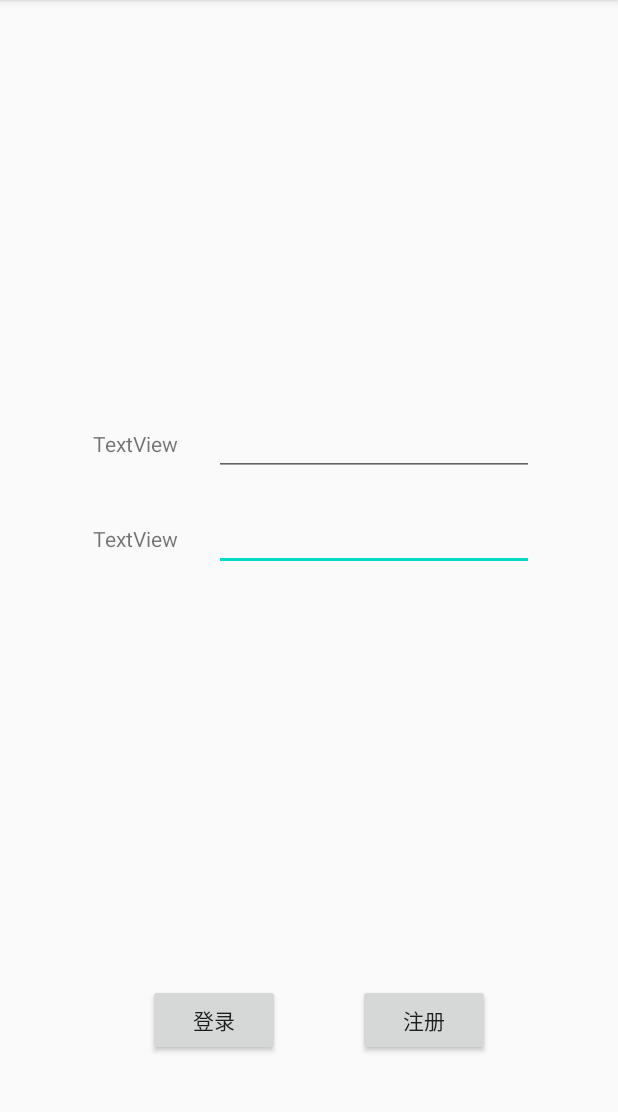
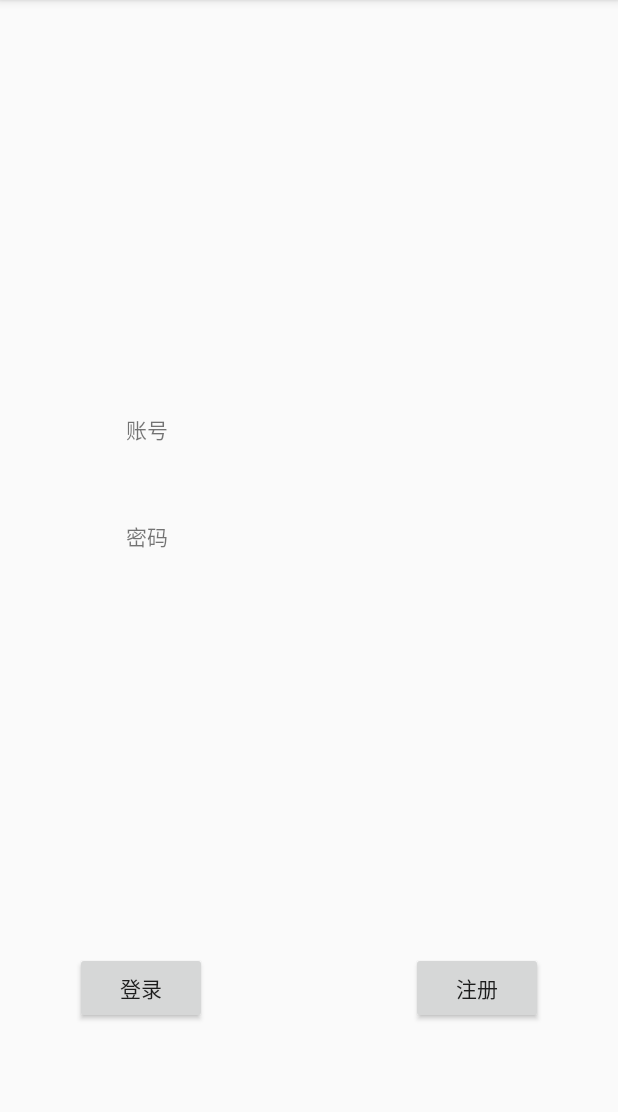
Before and after one commit to linxueni/lxn, an Android app: the screen it shows after launch (MainActivity), on a phone screen of 412 x 824 dp, the part 84-1196 px from its top. Run offline under Robolectric (Android 15) with nearby library versions, the phone set to English and light mode, and no system bars.

Commit message:
relativeLayout

```diff
--- a/app/src/main/res/layout/activity_main.xml
+++ b/app/src/main/res/layout/activity_main.xml
@@ -1,5 +1,5 @@
 <?xml version="1.0" encoding="utf-8"?>
-<androidx.constraintlayout.widget.ConstraintLayout xmlns:android="http://schemas.android.com/apk/res/android"
+<RelativeLayout xmlns:android="http://schemas.android.com/apk/res/android"
     xmlns:app="http://schemas.android.com/apk/res-auto"
     xmlns:tools="http://schemas.android.com/tools"
     android:layout_width="match_parent"
@@ -10,79 +10,63 @@
         android:id="@+id/button"
         android:layout_width="wrap_content"
         android:layout_height="wrap_content"
-        android:layout_marginEnd="20dp"
-        android:layout_marginRight="20dp"
-        android:layout_marginBottom="64dp"
-        android:text="@string/str"
-        app:layout_constraintBottom_toBottomOf="parent"
-        app:layout_constraintEnd_toStartOf="@+id/guideline" />
+        android:layout_alignParentStart="true"
+        android:layout_alignParentLeft="true"
+        android:layout_alignParentEnd="true"
+        android:layout_alignParentRight="true"
+        android:layout_alignParentBottom="true"
+        android:layout_marginStart="50dp"
+        android:layout_marginLeft="50dp"
+        android:layout_marginEnd="274dp"
+        android:layout_marginRight="274dp"
+        android:layout_marginBottom="85dp"
+        android:text="@string/str" />
 
     <Button
         android:id="@+id/button2"
         android:layout_width="wrap_content"
         android:layout_height="wrap_content"
-        android:layout_marginStart="32dp"
-        android:layout_marginLeft="32dp"
-        android:layout_marginBottom="64dp"
-        android:text="@string/strr"
-        app:layout_constraintBottom_toBottomOf="parent"
-        app:layout_constraintStart_toStartOf="@+id/guideline" />
+        android:layout_alignParentEnd="true"
+        android:layout_alignParentRight="true"
+        android:layout_alignParentBottom="true"
+        android:layout_marginStart="50dp"
+        android:layout_marginLeft="50dp"
+        android:layout_marginEnd="50dp"
+        android:layout_marginRight="69dp"
+        android:layout_marginBottom="85dp"
+        android:text="@string/strr" />
 
     <androidx.constraintlayout.widget.Guideline
         android:id="@+id/guideline"
         android:layout_width="wrap_content"
-        android:layout_height="wrap_content"
-        android:orientation="vertical"
-        app:layout_constraintGuide_percent="0.50121653" />
+        android:layout_height="wrap_content" />
 
     <TextView
         android:id="@+id/textView"
         android:layout_width="wrap_content"
         android:layout_height="wrap_content"
+        android:layout_above="@+id/textView2"
+        android:layout_alignParentEnd="true"
+        android:layout_alignParentRight="true"
         android:layout_marginStart="5dp"
         android:layout_marginLeft="5dp"
-        android:layout_marginEnd="24dp"
-        android:layout_marginRight="24dp"
-        android:text="TextView"
-        app:layout_constraintBaseline_toBaselineOf="@+id/editText4"
-        app:layout_constraintEnd_toStartOf="@+id/editText4"
-        app:layout_constraintHorizontal_chainStyle="packed"
-        app:layout_constraintStart_toStartOf="parent" />
+        android:layout_marginEnd="300dp"
+        android:layout_marginRight="300dp"
+        android:layout_marginBottom="50dp"
+        android:text="@string/str1" />
 
     <TextView
         android:id="@+id/textView2"
         android:layout_width="wrap_content"
         android:layout_height="wrap_content"
+        android:layout_alignParentEnd="true"
+        android:layout_alignParentRight="true"
+        android:layout_alignParentBottom="true"
         android:layout_marginStart="5dp"
         android:layout_marginLeft="5dp"
-        android:layout_marginEnd="24dp"
-        android:layout_marginRight="24dp"
-        android:text="TextView"
-        app:layout_constraintBaseline_toBaselineOf="@+id/editText3"
-        app:layout_constraintEnd_toStartOf="@+id/editText3"
-        app:layout_constraintHorizontal_chainStyle="packed"
-        app:layout_constraintStart_toStartOf="parent" />
+        android:layout_marginEnd="300dp"
+        android:layout_marginRight="300dp"
+        android:layout_marginBottom="400dp"
+        android:text="@string/str2" />
 
-    <EditText
-        android:id="@+id/editText3"
-        android:layout_width="wrap_content"
-        android:layout_height="wrap_content"
-        android:layout_marginTop="18dp"
-        android:ems="10"
-        android:inputType="numberPassword"
-        app:layout_constraintEnd_toEndOf="parent"
-        app:layout_constraintStart_toEndOf="@+id/textView2"
-        app:layout_constraintTop_toBottomOf="@+id/editText4" />
-
-    <EditText
-        android:id="@+id/editText4"
-        android:layout_width="wrap_content"
-        android:layout_height="wrap_content"
-        android:layout_marginTop="272dp"
-        android:ems="10"
-        android:inputType="numberPassword"
-        app:layout_constraintEnd_toEndOf="parent"
-        app:layout_constraintStart_toEndOf="@+id/textView"
-        app:layout_constraintTop_toTopOf="parent" />
-
-</androidx.constraintlayout.widget.ConstraintLayout>
+</RelativeLayout>
--- a/app/src/main/res/values/strings.xml
+++ b/app/src/main/res/values/strings.xml
@@ -1,5 +1,7 @@
 <resources>
     <string name="app_name">ch2_1</string>
     <string name="str">登录</string>
+    <string name="str1">账号</string>
+    <string name="str2">密码</string>
     <string name="strr">注册</string>
 </resources>
--- a/build.gradle
+++ b/build.gradle
@@ -1,16 +1,12 @@
 // Top-level build file where you can add configuration options common to all sub-projects/modules.
 
 buildscript {
-
     repositories {
         google()
         jcenter()
-
     }
     dependencies {
         classpath 'com.android.tools.build:gradle:3.6.1'
-
-
         // NOTE: Do not place your application dependencies here; they belong
         // in the individual module build.gradle files
     }
```
